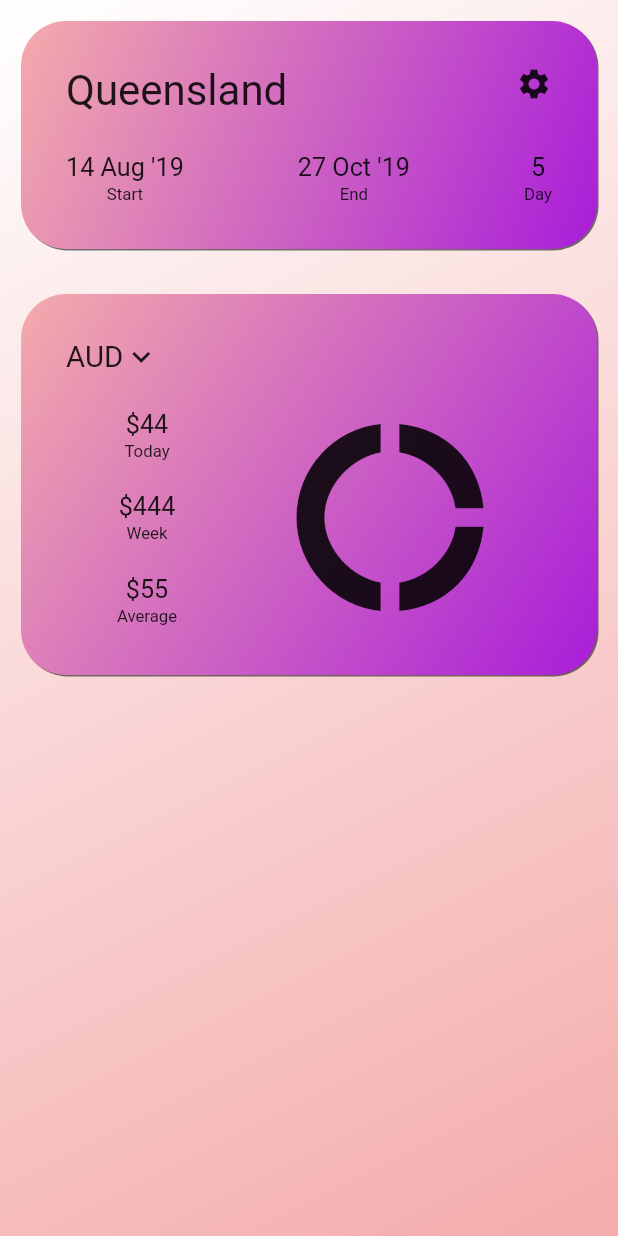
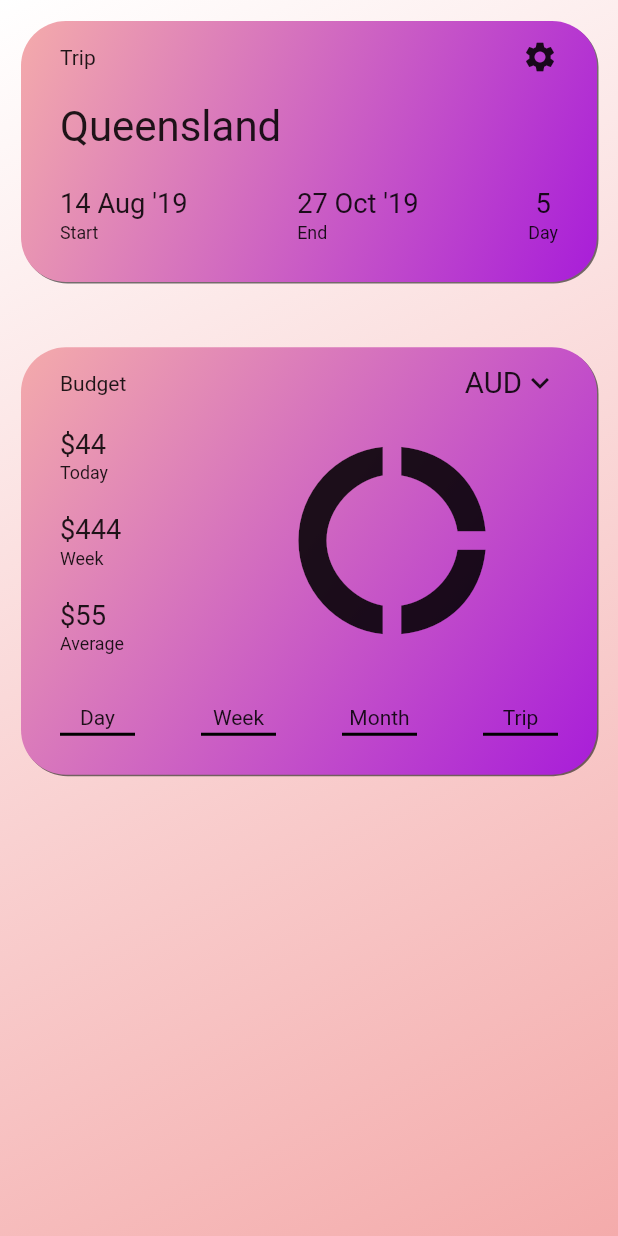
Before and after one commit to stefsonian/bud_allscreens, a Flutter app: the screen it shows after launch, on a phone screen of 412 x 824 dp. Run offline on Flutter 3.47's test engine with Material 2 defaults, Android fonts, the phone set to English and light mode, and no system bars.

Commit message:
Look and feel update to start page

```diff
--- a/lib/src/components/factoid.dart
+++ b/lib/src/components/factoid.dart
@@ -1,17 +1,20 @@
 import 'package:flutter/material.dart';
 
 class Factoid extends StatelessWidget {
-  const Factoid({this.fact, this.label});
+  const Factoid({this.fact, this.label, this.center = false});
   final String fact;
   final String label;
+  final bool center;
 
   Widget build(BuildContext context) {
     return Container(
       child: Column(
+        crossAxisAlignment:
+            center ? CrossAxisAlignment.center : CrossAxisAlignment.start,
         children: <Widget>[
-          Text(fact, textScaleFactor: 1.2),
+          Text(fact, textScaleFactor: 1.3),
           SizedBox(height: 2),
-          Text(label, textScaleFactor: 0.8)
+          Text(label, textScaleFactor: 0.85)
         ],
       ),
     );
--- a/lib/src/components/gradient_box.dart
+++ b/lib/src/components/gradient_box.dart
@@ -3,11 +3,16 @@ import 'package:allscreens/src/helpers/colors.dart';
 
 class GradientBox extends StatelessWidget {
   const GradientBox(
-      {this.child, this.action, this.col1 = col_box1, this.col2 = col_box2});
+      {this.child,
+      this.name,
+      this.action,
+      this.col1 = col_box1,
+      this.col2 = col_box2});
   final Widget child;
+  final String name;
+  final Widget action;
   final Color col1;
   final Color col2;
-  final Widget action;
 
   @override
   Widget build(BuildContext context) {
@@ -28,15 +33,26 @@ class GradientBox extends StatelessWidget {
           )
         ],
       ),
-      padding: EdgeInsets.all(30),
-      child: Stack(
+      padding: EdgeInsets.fromLTRB(26, 12, 26, 26),
+      child: Column(
+        crossAxisAlignment: CrossAxisAlignment.start,
         children: <Widget>[
-          Positioned(
-            top: 0,
-            right: 0,
-            child: action == null ? Container() : action,
-            // child: Icon(Icons.settings),
+          Row(
+            children: <Widget>[
+              Expanded(
+                flex: 2,
+                child: name == null ? Container() : Text(name),
+              ),
+              Expanded(
+                flex: 1,
+                child: Align(
+                  alignment: Alignment.centerRight,
+                  child: action == null ? Container() : action,
+                ),
+              ),
+            ],
           ),
+          SizedBox(height: 18),
           child,
         ],
       ),
--- a/lib/src/start/budget_info.dart
+++ b/lib/src/start/budget_info.dart
@@ -12,22 +12,13 @@ class _BudgetInfoState extends State<BudgetInfo> {
     return Column(
       children: <Widget>[
         Row(
-          children: <Widget>[
-            Text(
-              'AUD',
-              textScaleFactor: 1.4,
-            ),
-            Icon(Icons.keyboard_arrow_down),
-          ],
-        ),
-        SizedBox(height: 20),
-        Row(
-          crossAxisAlignment: CrossAxisAlignment.center,
+          crossAxisAlignment: CrossAxisAlignment.start,
           children: <Widget>[
             Expanded(
               flex: 1,
               child: Column(
                 mainAxisAlignment: MainAxisAlignment.spaceAround,
+                crossAxisAlignment: CrossAxisAlignment.start,
                 children: <Widget>[
                   Factoid(fact: '\$44', label: 'Today'),
                   SizedBox(height: 20),
@@ -45,14 +36,35 @@ class _BudgetInfoState extends State<BudgetInfo> {
                   fit: BoxFit.contain,
                   child: Icon(Icons.donut_large),
                 ),
-                // decoration: BoxDecoration(
-                //   border: Border.all(width: 1),
-                // ),
               ),
             ),
+          ],
+        ),
+        SizedBox(height: 34),
+        Row(
+          mainAxisAlignment: MainAxisAlignment.spaceBetween,
+          children: <Widget>[
+            horizonPicker('Day'),
+            horizonPicker('Week'),
+            horizonPicker('Month'),
+            horizonPicker('Trip'),
           ],
         ),
       ],
     );
   }
+
+  Widget horizonPicker(String name) {
+    return Column(
+      children: <Widget>[
+        Text(name),
+        SizedBox(height: 2),
+        Container(
+          width: 50,
+          height: 2,
+          color: Colors.black,
+        ),
+      ],
+    );
+  }
 }
--- a/lib/src/start/start.dart
+++ b/lib/src/start/start.dart
@@ -18,13 +18,25 @@ class _StartState extends State<Start> {
         mainAxisAlignment: MainAxisAlignment.spaceBetween,
         children: <Widget>[
           GradientBox(
+            name: 'Trip',
             action: Icon(Icons.settings),
             child: TripInfo(),
           ),
           GradientBox(
+            name: 'Budget',
+            action: Row(
+              mainAxisAlignment: MainAxisAlignment.end,
+              children: <Widget>[
+                Text(
+                  'AUD',
+                  textScaleFactor: 1.4,
+                ),
+                Icon(Icons.keyboard_arrow_down),
+              ],
+            ),
             child: BudgetInfo(),
           ),
-          SizedBox(height: 330),
+          SizedBox(height: 250),
         ],
       ),
     );
--- a/lib/src/start/trip_info.dart
+++ b/lib/src/start/trip_info.dart
@@ -24,7 +24,7 @@ class _TripInfoState extends State<TripInfo> {
           children: <Widget>[
             Factoid(fact: "14 Aug '19", label: 'Start'),
             Factoid(fact: "27 Oct '19", label: 'End'),
-            Factoid(fact: '5', label: 'Day'),
+            Factoid(fact: '5', label: 'Day', center: true),
           ],
         ),
       ],
```
